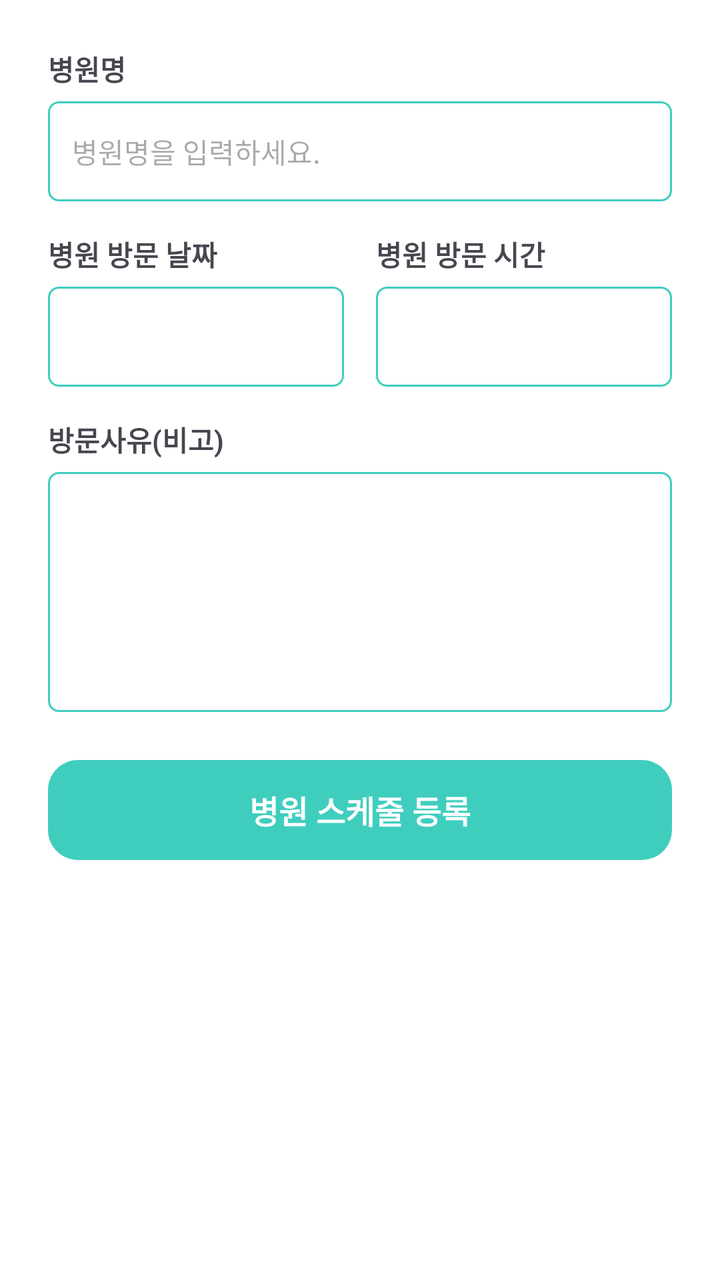
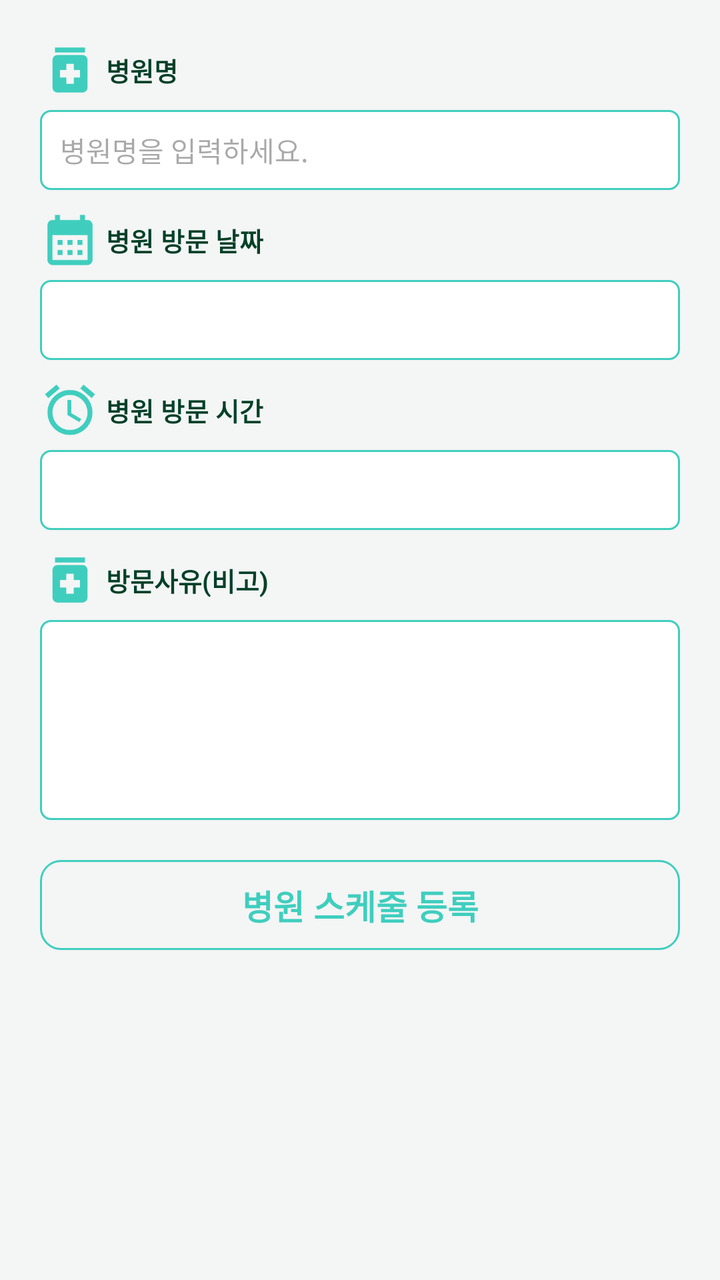

Before-and-after screenshots of an Android layout around one commit, followed by the original layout XML and the change that was made.
<!-- AndroidManifest.xml: application theme Theme.Mariwoo -->
<!-- res/layout/activity_hospital_add.xml -->
<?xml version="1.0" encoding="utf-8"?>
<ScrollView xmlns:android="http://schemas.android.com/apk/res/android"
    android:layout_width="match_parent"
    android:layout_height="match_parent"
    android:background="@color/white">

    <LinearLayout
        android:layout_width="match_parent"
        android:layout_height="wrap_content"
        android:orientation="vertical"
        android:padding="24dp"
        android:paddingBottom="40dp">

        
        <TextView
            android:layout_width="wrap_content"
            android:layout_height="wrap_content"
            android:text="병원명"
            android:textSize="14sp"
            android:textStyle="bold"
            android:layout_marginBottom="6dp"/>

        <EditText
            android:id="@+id/hospitalAddActivity_editText_name"
            android:layout_width="match_parent"
            android:layout_height="50dp"
            android:background="@drawable/layout_border_radius5"
            android:hint="병원명을 입력하세요."
            android:paddingLeft="12dp"
            android:paddingRight="12dp"
            android:textSize="14sp"
            android:inputType="text"
            android:layout_marginBottom="16dp"/>

        
        <LinearLayout
            android:layout_width="match_parent"
            android:layout_height="wrap_content"
            android:orientation="horizontal"
            android:weightSum="2"
            android:layout_marginBottom="16dp">

            <LinearLayout
                android:layout_width="0dp"
                android:layout_height="wrap_content"
                android:layout_weight="1"
                android:orientation="vertical"
                android:layout_marginRight="8dp">

                <TextView
                    android:layout_width="wrap_content"
                    android:layout_height="wrap_content"
                    android:text="병원 방문 날짜"
                    android:textSize="14sp"
                    android:textStyle="bold"
                    android:layout_marginBottom="6dp"/>

                <EditText
                    android:id="@+id/hospitalAddActivity_editText_date"
                    android:layout_width="match_parent"
                    android:layout_height="50dp"
                    android:background="@drawable/layout_border_radius5"
                    android:paddingLeft="12dp"
                    android:paddingRight="12dp"
                    android:textSize="13sp"
                    android:focusable="false"
                    android:cursorVisible="false"
                    android:inputType="none"
                    android:gravity="center"/>

            </LinearLayout>

            <LinearLayout
                android:layout_width="0dp"
                android:layout_height="wrap_content"
                android:layout_weight="1"
                android:orientation="vertical"
                android:layout_marginLeft="8dp">

                <TextView
                    android:layout_width="wrap_content"
                    android:layout_height="wrap_content"
                    android:text="병원 방문 시간"
                    android:textSize="14sp"
                    android:textStyle="bold"
                    android:layout_marginBottom="6dp"/>

                <EditText
                    android:id="@+id/hospitalAddActivity_editText_time"
                    android:layout_width="match_parent"
                    android:layout_height="50dp"
                    android:background="@drawable/layout_border_radius5"
                    android:paddingLeft="12dp"
                    android:paddingRight="12dp"
                    android:textSize="13sp"
                    android:focusable="false"
                    android:cursorVisible="false"
                    android:inputType="none"
                    android:gravity="center"/>

            </LinearLayout>

        </LinearLayout>

        
        <TextView
            android:layout_width="wrap_content"
            android:layout_height="wrap_content"
            android:text="방문사유(비고)"
            android:textSize="14sp"
            android:textStyle="bold"
            android:layout_marginBottom="6dp"/>

        <EditText
            android:id="@+id/hospitalAddActivity_editText_memo"
            android:layout_width="match_parent"
            android:layout_height="120dp"
            android:background="@drawable/layout_border_radius5"
            android:paddingLeft="12dp"
            android:paddingRight="12dp"
            android:paddingTop="10dp"
            android:textSize="14sp"
            android:inputType="textMultiLine"
            android:gravity="top"
            android:layout_marginBottom="24dp"/>

        
        <androidx.appcompat.widget.AppCompatButton
            android:id="@+id/hospitalAddActivity_button_save"
            android:layout_width="match_parent"
            android:layout_height="50dp"
            android:text="병원 스케줄 등록"
            android:textColor="@color/white"
            android:textSize="16sp"
            android:textStyle="bold"
            android:background="@drawable/button_radius15_bg_theme"
            android:stateListAnimator="@null"/>

    </LinearLayout>

</ScrollView>
<!-- resources referenced by this layout -->
<resources>
  <color name="white">#FFFFFFFF</color>
  <!-- drawable button_radius15_bg_theme (drawable) -->
  <?xml version="1.0" encoding="utf-8"?>
  <shape xmlns:android="http://schemas.android.com/apk/res/android"
      android:shape="rectangle">
      <solid android:color="@color/theme_color"/>
      <corners
          android:radius="15dp"/>
  </shape>
  <!-- drawable layout_border_radius5 (drawable) -->
  <?xml version="1.0" encoding="utf-8"?>
  <shape xmlns:android="http://schemas.android.com/apk/res/android">
      <solid android:color="@color/white" />
      <stroke
          android:width="1dp"
          android:color="@color/login_background" />
      <corners android:radius="5dp" />
  </shape>
  <color name="theme_color">#3FCEBE</color>
  <color name="login_background">#3FCEBE</color>
  <color name="mariwoo_theme">#3FCEBE</color>
  <color name="teal_200">#FF03DAC5</color>
  <color name="teal_700">#FF018786</color>
  <color name="black">#FF000000</color>
  <!-- unchanged entries left out for length: 1 -->
</resources>

<!-- the commit's change to res/layout/activity_hospital_add.xml (unified diff, before → after) -->
@@ -1,68 +1,112 @@
 <?xml version="1.0" encoding="utf-8"?>
-<ScrollView xmlns:android="http://schemas.android.com/apk/res/android"
+<androidx.core.widget.NestedScrollView
+    xmlns:android="http://schemas.android.com/apk/res/android"
+    xmlns:app="http://schemas.android.com/apk/res-auto"
     android:layout_width="match_parent"
     android:layout_height="match_parent"
-    android:background="@color/white">
+    android:background="@color/base_background">
 
     <LinearLayout
         android:layout_width="match_parent"
         android:layout_height="wrap_content"
         android:orientation="vertical"
-        android:padding="24dp"
-        android:paddingBottom="40dp">
-
-        
-        <TextView
-            android:layout_width="wrap_content"
-            android:layout_height="wrap_content"
-            android:text="병원명"
-            android:textSize="14sp"
-            android:textStyle="bold"
-            android:layout_marginBottom="6dp"/>
-
-        <EditText
-            android:id="@+id/hospitalAddActivity_editText_name"
-            android:layout_width="match_parent"
-            android:layout_height="50dp"
-            android:background="@drawable/layout_border_radius5"
-            android:hint="병원명을 입력하세요."
-            android:paddingLeft="12dp"
-            android:paddingRight="12dp"
-            android:textSize="14sp"
-            android:inputType="text"
-            android:layout_marginBottom="16dp"/>
-
-        
-        <LinearLayout
-            android:layout_width="match_parent"
-            android:layout_height="wrap_content"
-            android:orientation="horizontal"
-            android:weightSum="2"
-            android:layout_marginBottom="16dp">
-
-            <LinearLayout
-                android:layout_width="0dp"
-                android:layout_height="wrap_content"
-                android:layout_weight="1"
-                android:orientation="vertical"
-                android:layout_marginRight="8dp">
+        android:paddingLeft="20dp"
+        android:paddingRight="20dp"
+        android:paddingTop="20dp"
+        android:paddingBottom="40dp"
+        android:background="@color/base_background">
+
+        
+        <LinearLayout
+            android:layout_width="match_parent"
+            android:layout_height="wrap_content"
+            android:orientation="vertical"
+            android:background="@color/base_background">
+
+            <LinearLayout
+                android:layout_width="match_parent"
+                android:layout_height="wrap_content"
+                android:gravity="center_vertical"
+                android:background="@color/base_background">
+
+                <ImageView
+                    android:layout_width="30dp"
+                    android:layout_height="30dp"
+                    android:src="@drawable/icon_medicine"
+                    android:background="@color/base_background"
+                    app:tint="@color/theme_color"/>
+
+                <TextView
+                    android:layout_width="wrap_content"
+                    android:layout_height="wrap_content"
+                    android:text="병원명"
+                    style="@style/sign_title"
+                    android:background="@color/base_background"
+                    android:layout_marginLeft="3dp"/>
+
+            </LinearLayout>
+
+            <LinearLayout
+                android:layout_width="match_parent"
+                android:layout_height="40dp"
+                android:background="@drawable/layout_border_radius5"
+                android:layout_marginTop="5dp">
+
+                <EditText
+                    android:id="@+id/hospitalAddActivity_editText_name"
+                    android:layout_width="match_parent"
+                    android:layout_height="match_parent"
+                    android:background="@null"
+                    style="@style/loginActivity_editText_info"
+                    android:hint="병원명을 입력하세요."/>
+
+            </LinearLayout>
+
+        </LinearLayout>
+
+        
+        <LinearLayout
+            android:layout_width="match_parent"
+            android:layout_height="wrap_content"
+            android:orientation="vertical"
+            android:background="@color/base_background"
+            android:layout_marginTop="10dp">
+
+            <LinearLayout
+                android:layout_width="match_parent"
+                android:layout_height="wrap_content"
+                android:gravity="center_vertical"
+                android:background="@color/base_background">
+
+                <ImageView
+                    android:layout_width="30dp"
+                    android:layout_height="30dp"
+                    android:src="@drawable/icon_calendar"
+                    android:background="@color/base_background"
+                    app:tint="@color/theme_color"/>
 
                 <TextView
                     android:layout_width="wrap_content"
                     android:layout_height="wrap_content"
                     android:text="병원 방문 날짜"
-                    android:textSize="14sp"
-                    android:textStyle="bold"
-                    android:layout_marginBottom="6dp"/>
+                    style="@style/sign_title"
+                    android:background="@color/base_background"
+                    android:layout_marginLeft="3dp"/>
+
+            </LinearLayout>
+
+            <LinearLayout
+                android:layout_width="match_parent"
+                android:layout_height="40dp"
+                android:background="@drawable/layout_border_radius5"
+                android:layout_marginTop="5dp">
 
                 <EditText
                     android:id="@+id/hospitalAddActivity_editText_date"
                     android:layout_width="match_parent"
-                    android:layout_height="50dp"
-                    android:background="@drawable/layout_border_radius5"
-                    android:paddingLeft="12dp"
-                    android:paddingRight="12dp"
-                    android:textSize="13sp"
+                    android:layout_height="match_parent"
+                    android:background="@null"
+                    style="@style/loginActivity_editText_info"
                     android:focusable="false"
                     android:cursorVisible="false"
                     android:inputType="none"
@@ -70,29 +114,51 @@
 
             </LinearLayout>
 
-            <LinearLayout
-                android:layout_width="0dp"
-                android:layout_height="wrap_content"
-                android:layout_weight="1"
-                android:orientation="vertical"
-                android:layout_marginLeft="8dp">
+        </LinearLayout>
+
+        
+        <LinearLayout
+            android:layout_width="match_parent"
+            android:layout_height="wrap_content"
+            android:orientation="vertical"
+            android:background="@color/base_background"
+            android:layout_marginTop="10dp">
+
+            <LinearLayout
+                android:layout_width="match_parent"
+                android:layout_height="wrap_content"
+                android:gravity="center_vertical"
+                android:background="@color/base_background">
+
+                <ImageView
+                    android:layout_width="30dp"
+                    android:layout_height="30dp"
+                    android:src="@drawable/icon_time"
+                    android:background="@color/base_background"
+                    app:tint="@color/theme_color"/>
 
                 <TextView
                     android:layout_width="wrap_content"
                     android:layout_height="wrap_content"
                     android:text="병원 방문 시간"
-                    android:textSize="14sp"
-                    android:textStyle="bold"
-                    android:layout_marginBottom="6dp"/>
+                    style="@style/sign_title"
+                    android:background="@color/base_background"
+                    android:layout_marginLeft="3dp"/>
+
+            </LinearLayout>
+
+            <LinearLayout
+                android:layout_width="match_parent"
+                android:layout_height="40dp"
+                android:background="@drawable/layout_border_radius5"
+                android:layout_marginTop="5dp">
 
                 <EditText
                     android:id="@+id/hospitalAddActivity_editText_time"
                     android:layout_width="match_parent"
-                    android:layout_height="50dp"
-                    android:background="@drawable/layout_border_radius5"
-                    android:paddingLeft="12dp"
-                    android:paddingRight="12dp"
-                    android:textSize="13sp"
+                    android:layout_height="match_parent"
+                    android:background="@null"
+                    style="@style/loginActivity_editText_info"
                     android:focusable="false"
                     android:cursorVisible="false"
                     android:inputType="none"
@@ -103,39 +169,69 @@
         </LinearLayout>
 
         
-        <TextView
-            android:layout_width="wrap_content"
-            android:layout_height="wrap_content"
-            android:text="방문사유(비고)"
-            android:textSize="14sp"
-            android:textStyle="bold"
-            android:layout_marginBottom="6dp"/>
-
-        <EditText
-            android:id="@+id/hospitalAddActivity_editText_memo"
-            android:layout_width="match_parent"
-            android:layout_height="120dp"
-            android:background="@drawable/layout_border_radius5"
-            android:paddingLeft="12dp"
-            android:paddingRight="12dp"
-            android:paddingTop="10dp"
-            android:textSize="14sp"
-            android:inputType="textMultiLine"
-            android:gravity="top"
-            android:layout_marginBottom="24dp"/>
+        <LinearLayout
+            android:layout_width="match_parent"
+            android:layout_height="wrap_content"
+            android:orientation="vertical"
+            android:background="@color/base_background"
+            android:layout_marginTop="10dp">
+
+            <LinearLayout
+                android:layout_width="match_parent"
+                android:layout_height="wrap_content"
+                android:gravity="center_vertical"
+                android:background="@color/base_background">
+
+                <ImageView
+                    android:layout_width="30dp"
+                    android:layout_height="30dp"
+                    android:src="@drawable/icon_medicine"
+                    android:background="@color/base_background"
+                    app:tint="@color/theme_color"/>
+
+                <TextView
+                    android:layout_width="wrap_content"
+                    android:layout_height="wrap_content"
+                    android:text="방문사유(비고)"
+                    style="@style/sign_title"
+                    android:background="@color/base_background"
+                    android:layout_marginLeft="3dp"/>
+
+            </LinearLayout>
+
+            <LinearLayout
+                android:layout_width="match_parent"
+                android:layout_height="100dp"
+                android:background="@drawable/layout_border_radius5"
+                android:layout_marginTop="5dp">
+
+                <EditText
+                    android:id="@+id/hospitalAddActivity_editText_memo"
+                    android:layout_width="match_parent"
+                    android:layout_height="match_parent"
+                    android:background="@null"
+                    style="@style/loginActivity_editText_info"
+                    android:inputType="textMultiLine"
+                    android:gravity="top"
+                    android:paddingTop="8dp"/>
+
+            </LinearLayout>
+
+        </LinearLayout>
 
         
         <androidx.appcompat.widget.AppCompatButton
             android:id="@+id/hospitalAddActivity_button_save"
             android:layout_width="match_parent"
-            android:layout_height="50dp"
+            android:layout_height="45dp"
             android:text="병원 스케줄 등록"
-            android:textColor="@color/white"
-            android:textSize="16sp"
+            android:textColor="@color/theme_color"
+            android:textSize="17sp"
             android:textStyle="bold"
-            android:background="@drawable/button_radius15_bg_theme"
-            android:stateListAnimator="@null"/>
+            android:background="@drawable/layout_border_radius10"
+            android:stateListAnimator="@null"
+            android:layout_marginTop="20dp"/>
 
     </LinearLayout>
 
-</ScrollView>
+</androidx.core.widget.NestedScrollView>
<!-- resource entries referenced after the edit -->
@@ -1,14 +1,7 @@
 <!-- resources referenced by this layout -->
 <resources>
+  <color name="base_background">#F4F5F5</color>
   <color name="white">#FFFFFFFF</color>
-  <!-- drawable button_radius15_bg_theme (drawable) -->
-  <?xml version="1.0" encoding="utf-8"?>
-  <shape xmlns:android="http://schemas.android.com/apk/res/android"
-      android:shape="rectangle">
-      <solid android:color="@color/theme_color"/>
-      <corners
-          android:radius="15dp"/>
-  </shape>
   <!-- drawable layout_border_radius5 (drawable) -->
   <?xml version="1.0" encoding="utf-8"?>
   <shape xmlns:android="http://schemas.android.com/apk/res/android">
@@ -18,12 +11,54 @@
           android:color="@color/login_background" />
       <corners android:radius="5dp" />
   </shape>
+  <style name="loginActivity_editText_info">
+          <item name="android:textSize">14sp</item>
+          <item name="android:paddingLeft">10dp</item>
+          <item name="android:paddingRight">10dp</item>
+          <item name="android:backgroundTint">#ffffff</item>
+          <item name="android:textColor">@color/black</item>
+      </style>
+  <style name="sign_title">
+          <item name="android:textSize">13sp</item>
+          <item name="android:textColor">@color/color_dark_g</item>
+          <item name="android:textStyle">bold</item>
+      </style>
   <color name="theme_color">#3FCEBE</color>
+  <!-- drawable icon_calendar (drawable) -->
+  <vector xmlns:android="http://schemas.android.com/apk/res/android" android:height="24dp" android:tint="#1CA673" android:viewportHeight="24" android:viewportWidth="24" android:width="24dp">
+        
+      <path android:fillColor="@android:color/white" android:pathData="M19,4h-1V2h-2v2H8V2H6v2H5C3.89,4 3.01,4.9 3.01,6L3,20c0,1.1 0.89,2 2,2h14c1.1,0 2,-0.9 2,-2V6C21,4.9 20.1,4 19,4zM19,20H5V10h14V20zM9,14H7v-2h2V14zM13,14h-2v-2h2V14zM17,14h-2v-2h2V14zM9,18H7v-2h2V18zM13,18h-2v-2h2V18zM17,18h-2v-2h2V18z"/>
+      
+  </vector>
+  <!-- drawable icon_medicine (drawable) -->
+  <vector xmlns:android="http://schemas.android.com/apk/res/android" android:height="24dp" android:tint="#1CA673" android:viewportHeight="24" android:viewportWidth="24" android:width="24dp">
+        
+      <path android:fillColor="@android:color/white" android:pathData="M6,3h12v2h-12z"/>
+        
+      <path android:fillColor="@android:color/white" android:pathData="M17,6H7C5.9,6 5,6.9 5,8v11c0,1.1 0.9,2 2,2h10c1.1,0 2,-0.9 2,-2V8C19,6.9 18.1,6 17,6zM16,15h-2.5v2.5h-3V15H8v-3h2.5V9.5h3V12H16V15z"/>
+      
+  </vector>
+  <!-- drawable icon_time (drawable) -->
+  <vector xmlns:android="http://schemas.android.com/apk/res/android" android:height="24dp" android:tint="#1CA673" android:viewportHeight="24" android:viewportWidth="24" android:width="24dp">
+        
+      <path android:fillColor="@android:color/white" android:pathData="M22,5.72l-4.6,-3.86 -1.29,1.53 4.6,3.86L22,5.72zM7.88,3.39L6.6,1.86 2,5.71l1.29,1.53 4.59,-3.85zM12.5,8L11,8v6l4.75,2.85 0.75,-1.23 -4,-2.37L12.5,8zM12,4c-4.97,0 -9,4.03 -9,9s4.02,9 9,9c4.97,0 9,-4.03 9,-9s-4.03,-9 -9,-9zM12,20c-3.87,0 -7,-3.13 -7,-7s3.13,-7 7,-7 7,3.13 7,7 -3.13,7 -7,7z"/>
+      
+  </vector>
+  <!-- drawable layout_border_radius10 (drawable) -->
+  <?xml version="1.0" encoding="utf-8"?>
+  <shape xmlns:android="http://schemas.android.com/apk/res/android">
+      <solid android:color="@android:color/transparent" />
+      <stroke
+          android:width="1dp"
+          android:color="@color/theme_color" />
+      <corners android:radius="10dp" />
+  </shape>
   <color name="login_background">#3FCEBE</color>
   <color name="mariwoo_theme">#3FCEBE</color>
   <color name="teal_200">#FF03DAC5</color>
   <color name="teal_700">#FF018786</color>
   <color name="black">#FF000000</color>
+  <color name="color_dark_g">#014029</color>
   <!-- unchanged entries left out for length: 1 -->
 </resources>
 
